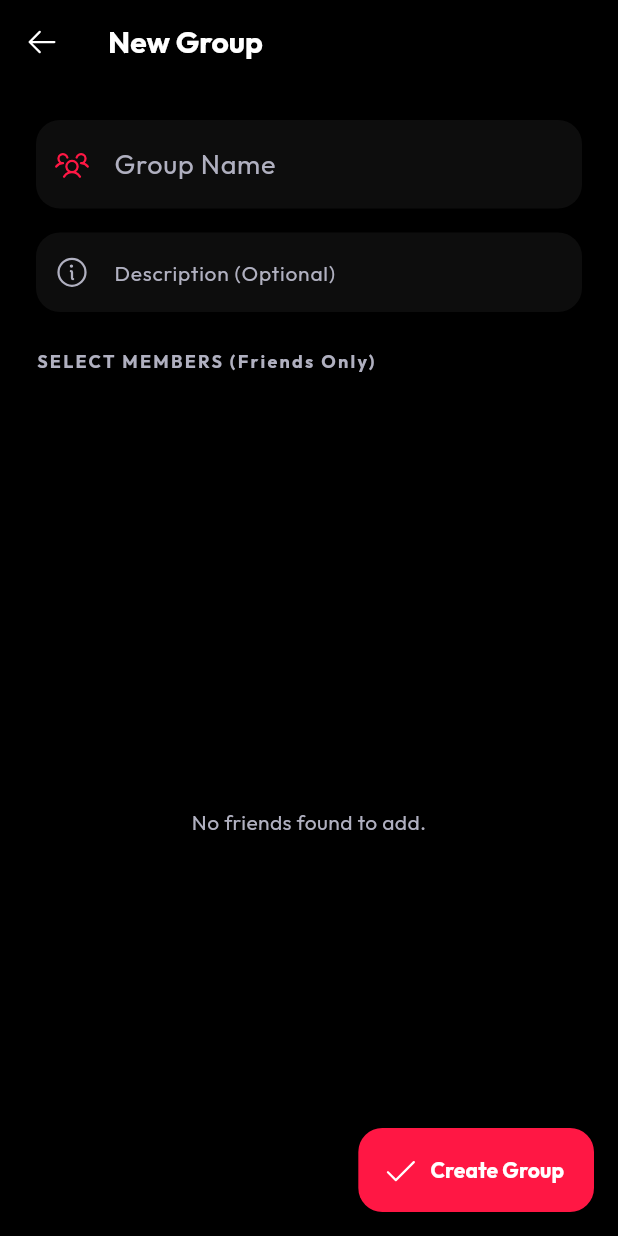
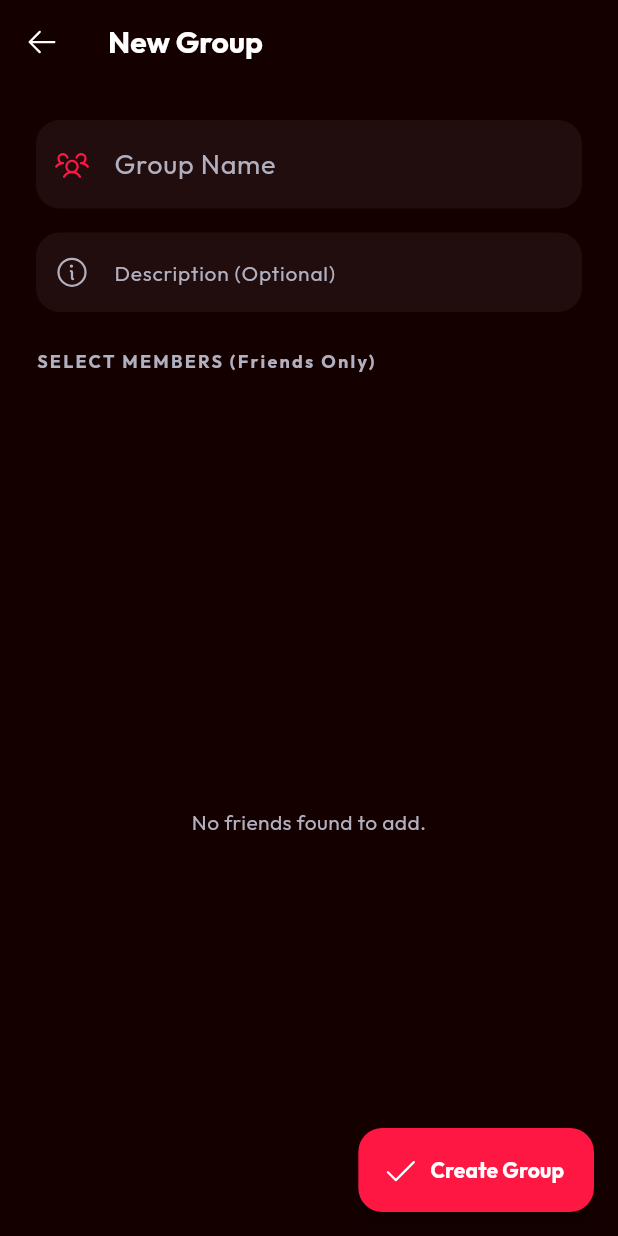
Before and after one commit to techieRahul17/TeX, a Flutter app: the screen it shows once a user with an empty profile is signed in, after a tap on an icon or button, on a phone screen of 412 x 824 dp. Run offline on Flutter 3.47's test engine with Material 3 defaults, Android fonts, the phone set to English and light mode, and no system bars; our stand-ins replace cached_network_image, cloud_firestore, country_code_picker, emoji_picker_flutter, firebase_auth, firebase_core and 7 more; missing offline and left inert: cryptography, giphy_picker, mobile_scanner; accounts and stored records are empty; generated files the repository leaves out were written again.

Commit message:
Enhanced and beautified UI

```diff
--- a/lib/config/wallpapers.dart
+++ b/lib/config/wallpapers.dart
@@ -43,9 +43,9 @@
     WallpaperOption(
       id: 'crimson_eclipse',
       name: 'Crimson Eclipse',
-      colors: [Color(0xFF000000), Color(0xFF100000)], // Pure Black to Deep Red-Black
-      accentColor: Color(0xFFFF1744), // Vibrant Red
-      bubbleColor: Color(0xFFD50000), // Darker Red
+      colors: [Color(0xFF150000), Color(0xFF400505)], // Visible Crimson Gradient
+      accentColor: Color(0xFFFF1744),
+      bubbleColor: Color(0xFFD50000),
       pattern: WallpaperPattern.geometry,
     ),
 
@@ -53,18 +53,18 @@
     WallpaperOption(
       id: 'electric_noir',
       name: 'Electric Noir',
-      colors: [Color(0xFF000000), Color(0xFF050515)], // Deep Black to Midnight Blue
-      accentColor: Color(0xFF2979FF), // Electric Blue
-      bubbleColor: Color(0xFF1565C0), // Dark Blue
-      pattern: WallpaperPattern.geometry, // Professional look
+      colors: [Color(0xFF020215), Color(0xFF0A1045)], // Visible Deep Blue Gradient
+      accentColor: Color(0xFF2979FF),
+      bubbleColor: Color(0xFF1565C0),
+      pattern: WallpaperPattern.geometry,
     ),
 
     // 2. Cute Paws (Pink/Pastel)
     WallpaperOption(
       id: 'cute_paws',
       name: 'Cute Paws',
-      colors: [Color(0xFF100005), Color(0xFF20000A)], // Very Dark Pink
-      accentColor: Color(0xFFFF69B4), // Hot Pink
+      colors: [Color(0xFF250510), Color(0xFF450A20)], // Visible Dark Pink
+      accentColor: Color(0xFFFF69B4),
       bubbleColor: Color(0xFFFF69B4),
       pattern: WallpaperPattern.paws,
     ),
@@ -73,9 +73,9 @@
     WallpaperOption(
       id: 'galactic_stars',
       name: 'Galactic Stars',
-      colors: [Color(0xFF000010), Color(0xFF000020)], // Deep Blue Void
-      accentColor: Color(0xFFFFD700), // Gold
-      bubbleColor: Color(0xFF00BFFF), // Deep Sky Blue
+      colors: [Color(0xFF050525), Color(0xFF101050)], // Space Blue
+      accentColor: Color(0xFFFFD700),
+      bubbleColor: Color(0xFF00BFFF),
       pattern: WallpaperPattern.stars,
     ),
 
@@ -83,17 +83,17 @@
     WallpaperOption(
       id: 'cyber_city',
       name: 'Cyber City',
-      colors: [Color(0xFF000505), Color(0xFF001010)], // Dark Cyan Black
-      accentColor: Color(0xFF00FFFF), // Cyan
-      bubbleColor: Color(0xFF00AAAA), // Darker Cyan
+      colors: [Color(0xFF001515), Color(0xFF003030)], // Cyber Cyan Gradient
+      accentColor: Color(0xFF00FFFF),
+      bubbleColor: Color(0xFF00AAAA),
       pattern: WallpaperPattern.geometry,
     ),
 
-    // 5. Classic Void (Plain Black)
+    // 5. Classic Void (Charcoal/Black)
     WallpaperOption(
       id: 'classic_void',
       name: 'Classic Void',
-      colors: [Color(0xFF000000), Color(0xFF000000)],
+      colors: [Color(0xFF121212), Color(0xFF252525)], // Visible Grey Gradient
       accentColor: StellarTheme.primaryNeon,
       bubbleColor: StellarTheme.primaryNeon,
       pattern: WallpaperPattern.none,
@@ -103,7 +103,7 @@
     WallpaperOption(
       id: 'lavender_dreams',
       name: 'Lavender Dreams',
-      colors: [Color(0xFF050010), Color(0xFF100020)],
+      colors: [Color(0xFF150525), Color(0xFF301045)], // Visible Deep Purple
       accentColor: Color(0xFFE6E6FA),
       bubbleColor: Color(0xFF9370DB),
       pattern: WallpaperPattern.dots,
--- a/lib/screens/auth_screen.dart
+++ b/lib/screens/auth_screen.dart
@@ -1,8 +1,10 @@
 import 'package:flutter/material.dart';
+import 'package:flutter_animate/flutter_animate.dart';
 import 'package:glassmorphism/glassmorphism.dart';
 import 'package:phosphor_flutter/phosphor_flutter.dart';
 import 'package:provider/provider.dart';
 import 'package:texting/config/theme.dart';
+import 'package:texting/config/wallpapers.dart';
 import 'package:texting/services/auth_service.dart';
 import 'package:texting/widgets/stellar_textfield.dart';
 
@@ -97,50 +99,15 @@
   Widget build(BuildContext context) {
     return Scaffold(
       body: Container(
-        decoration: const BoxDecoration(
-          color: StellarTheme.background,
+        decoration: BoxDecoration(
+          gradient: LinearGradient(
+            colors: Wallpapers.options[0].colors,
+            begin: Wallpapers.options[0].begin,
+            end: Wallpapers.options[0].end,
+          ),
         ),
         child: Stack(
           children: [
-            // Ambient Gradients
-            Positioned(
-              top: -100,
-              left: -100,
-              child: Container(
-                width: 300,
-                height: 300,
-                decoration: BoxDecoration(
-                  shape: BoxShape.circle,
-                  color: StellarTheme.primaryNeon.withOpacity(0.3),
-                  boxShadow: [
-                    BoxShadow(
-                      color: StellarTheme.primaryNeon.withOpacity(0.4),
-                      blurRadius: 100,
-                      spreadRadius: 50,
-                    ),
-                  ],
-                ),
-              ),
-            ),
-            Positioned(
-              bottom: -50,
-              right: -50,
-              child: Container(
-                width: 250,
-                height: 250,
-                decoration: BoxDecoration(
-                  shape: BoxShape.circle,
-                  color: StellarTheme.secondaryNeon.withOpacity(0.3),
-                  boxShadow: [
-                    BoxShadow(
-                      color: StellarTheme.secondaryNeon.withOpacity(0.4),
-                      blurRadius: 100,
-                      spreadRadius: 50,
-                    ),
-                  ],
-                ),
-              ),
-            ),
             Center(
               child: SingleChildScrollView(
                 child: Padding(
@@ -161,7 +128,7 @@
                             letterSpacing: 4,
                           ),
                         ),
-                      ),
+                      ).animate().fadeIn(duration: 800.ms).scale(),
                       const SizedBox(height: 8),
                       Text(
                         isLogin ? "Vanakkam da Mappla!!!" : "Create Account",
@@ -169,7 +136,7 @@
                           color: StellarTheme.textSecondary,
                           fontSize: 18,
                         ),
-                      ),
+                      ).animate().fadeIn(delay: 300.ms).slideY(begin: 0.2, end: 0),
                       const SizedBox(height: 48),
 
                       // Glass Card
@@ -318,7 +285,7 @@
                             ],
                           ),
                         ),
-                      ),
+                      ).animate().fadeIn(delay: 500.ms).slideY(begin: 0.1, end: 0),
                       const SizedBox(height: 24),
                       Wrap(
                         crossAxisAlignment: WrapCrossAlignment.center,
@@ -346,7 +313,7 @@
                             ),
                           ),
                         ],
-                      ),
+                      ).animate().fadeIn(delay: 700.ms),
                     ],
                   ),
                 ),
--- a/lib/screens/home_screen.dart
+++ b/lib/screens/home_screen.dart
@@ -6,6 +6,7 @@
 import 'package:phosphor_flutter/phosphor_flutter.dart';
 import 'package:provider/provider.dart';
 import 'package:texting/config/theme.dart';
+import 'package:texting/config/wallpapers.dart';
 import 'package:texting/screens/chat_screen.dart';
 import 'package:texting/screens/create_group_screen.dart';
 import 'package:texting/screens/profile_screen.dart';
@@ -53,6 +54,7 @@
         // Hide AppBar on Profile (2) and Settings (3) Tabs
         toolbarHeight: _currentIndex >= 2 ? 0 : kToolbarHeight,
         automaticallyImplyLeading: false,
+        centerTitle: true, // Center the title
         title: _currentIndex >= 2 ? null : ShaderMask(
           shaderCallback: (bounds) =>
               LinearGradient(colors: [primaryColor, secondaryColor]).createShader(bounds),
@@ -62,10 +64,10 @@
               fontWeight: FontWeight.bold,
               letterSpacing: 1.5,
               color: Colors.white,
-              fontSize: 24,
+              fontSize: 28, // Slightly larger
             ),
           ),
-        ),
+        ).animate().fadeIn(duration: 800.ms).slideY(begin: -0.5, end: 0), // Animate Title
         actions: _currentIndex >= 2 ? [] : [
           IconButton(
             onPressed: () {
@@ -73,13 +75,13 @@
                 Navigator.push(context, MaterialPageRoute(builder: (_) => const RequestsScreen()));
             },
             icon: Icon(PhosphorIcons.userPlus(), color: Colors.white70),
-          ),
+          ).animate().fadeIn(delay: 200.ms),
           IconButton(
             onPressed: () {
                Navigator.push(context, MaterialPageRoute(builder: (_) => const SearchScreen()));
             },
             icon: Icon(PhosphorIcons.magnifyingGlass(), color: Colors.white70),
-          ),
+          ).animate().fadeIn(delay: 300.ms),
           PopupMenuButton<String>(
             icon: const Icon(Icons.more_vert, color: Colors.white70),
             color: const Color(0xFF1E1E1E),
@@ -113,7 +115,7 @@
                 ),
               ),
             ],
-          ),
+          ).animate().fadeIn(delay: 400.ms),
         ],
         backgroundColor: Colors.transparent,
         elevation: 0,
@@ -134,54 +136,19 @@
            ),
            child: Icon(PhosphorIcons.plus(), color: Colors.white)
         ),
-      ),
-      bottomNavigationBar: _buildStylishBottomNav(theme),
+      ).animate().scale(delay: 500.ms, duration: 400.ms, curve: Curves.easeOutBack),
+      bottomNavigationBar: _buildStylishBottomNav(theme)
+          .animate().slideY(begin: 1, end: 0, duration: 600.ms, curve: Curves.easeOutQuad),
       body: Container(
          decoration: BoxDecoration(
-          color: theme.scaffoldBackgroundColor,
+          gradient: LinearGradient(
+            colors: Wallpapers.getById(Provider.of<AuthService>(context).currentUserModel?.globalWallpaperId ?? 'crimson_eclipse').colors,
+            begin: Wallpapers.getById(Provider.of<AuthService>(context).currentUserModel?.globalWallpaperId ?? 'crimson_eclipse').begin,
+            end: Wallpapers.getById(Provider.of<AuthService>(context).currentUserModel?.globalWallpaperId ?? 'crimson_eclipse').end,
+          ),
         ),
         child: Stack(
           children: [
-             // Global Ambient Gradients
-            Positioned(
-              top: -100,
-              right: -100,
-              child: Container(
-                width: 300,
-                height: 300,
-                decoration: BoxDecoration(
-                  shape: BoxShape.circle,
-                  color: primaryColor.withOpacity(0.15),
-                  boxShadow: [
-                    BoxShadow(
-                      color: primaryColor.withOpacity(0.2),
-                      blurRadius: 100,
-                      spreadRadius: 50,
-                    ),
-                  ],
-                ),
-              ),
-            ),
-             Positioned(
-              bottom: -50,
-              left: -50,
-              child: Container(
-                width: 250,
-                height: 250,
-                decoration: BoxDecoration(
-                  shape: BoxShape.circle,
-                  color: secondaryColor.withOpacity(0.1),
-                  boxShadow: [
-                    BoxShadow(
-                      color: secondaryColor.withOpacity(0.1),
-                      blurRadius: 100,
-                      spreadRadius: 60,
-                    ),
-                  ],
-                ),
-              ),
-            ),
-
             // Content
             PageView(
               controller: _pageController,
--- a/lib/screens/profile_screen.dart
+++ b/lib/screens/profile_screen.dart
@@ -6,6 +6,7 @@
 import 'package:phosphor_flutter/phosphor_flutter.dart';
 import 'package:provider/provider.dart';
 import 'package:texting/config/theme.dart';
+import 'package:texting/config/wallpapers.dart';
 import 'package:texting/services/auth_service.dart';
 import 'package:texting/services/chat_service.dart';
 import 'package:texting/widgets/stellar_textfield.dart';
@@ -372,49 +373,16 @@
       ),
       body: Container(
         decoration: BoxDecoration(
-          color: theme.scaffoldBackgroundColor, // Dynamic Background
+          gradient: LinearGradient(
+            colors: Wallpapers.getById(Provider.of<AuthService>(context).currentUserModel?.globalWallpaperId ?? 'crimson_eclipse').colors,
+            begin: Wallpapers.getById(Provider.of<AuthService>(context).currentUserModel?.globalWallpaperId ?? 'crimson_eclipse').begin,
+            end: Wallpapers.getById(Provider.of<AuthService>(context).currentUserModel?.globalWallpaperId ?? 'crimson_eclipse').end,
+          ),
         ),
         child: Stack(
           children: [
             // Background Effects
-             Positioned(
-              top: -100,
-              right: -100,
-              child: Container(
-                width: 300,
-                height: 300,
-                decoration: BoxDecoration(
-                  shape: BoxShape.circle,
-                  color: secondaryColor.withOpacity(0.2),
-                  boxShadow: [
-                    BoxShadow(
-                      color: secondaryColor.withOpacity(0.2),
-                      blurRadius: 100,
-                      spreadRadius: 50,
-                    ),
-                  ],
-                ),
-              ),
-            ),
-             Positioned(
-              bottom: -50,
-              left: -50,
-              child: Container(
-                width: 200,
-                height: 200,
-                decoration: BoxDecoration(
-                  shape: BoxShape.circle,
-                  color: primaryColor.withOpacity(0.1),
-                  boxShadow: [
-                    BoxShadow(
-                      color: primaryColor.withOpacity(0.1),
-                      blurRadius: 100,
-                      spreadRadius: 40,
-                    ),
-                  ],
-                ),
-              ),
-            ),
+            // Background Effects
 
             SingleChildScrollView(
               padding: const EdgeInsets.only(top: 100, left: 16, right: 16, bottom: 40),
--- a/lib/screens/settings_screen.dart
+++ b/lib/screens/settings_screen.dart
@@ -103,31 +103,14 @@
       ),
       body: Container(
         decoration: BoxDecoration(
-          color: theme.scaffoldBackgroundColor,
+           gradient: LinearGradient(
+            colors: Wallpapers.getById(_selectedWallpaperId).colors,
+            begin: Wallpapers.getById(_selectedWallpaperId).begin,
+            end: Wallpapers.getById(_selectedWallpaperId).end,
+          ),
         ),
         child: Stack(
           children: [
-            // Ambient Gradients
-             Positioned(
-              top: -50,
-              right: -50,
-              child: Container(
-                width: 250,
-                height: 250,
-                decoration: BoxDecoration(
-                  shape: BoxShape.circle,
-                  color: theme.primaryColor.withOpacity(0.2),
-                  boxShadow: [
-                    BoxShadow(
-                      color: theme.primaryColor.withOpacity(0.2),
-                      blurRadius: 100,
-                      spreadRadius: 50,
-                    ),
-                  ],
-                ),
-              ),
-            ),
-
             // Content
             SafeArea(
               child: SingleChildScrollView(
```
Also changed, not shown: 5 other files.
